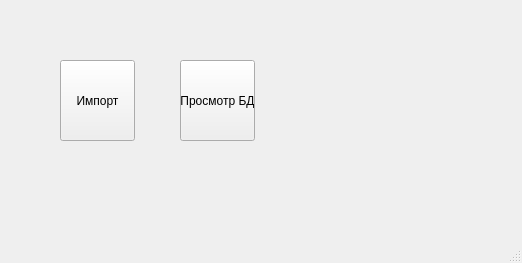
The window that mainWindow.ui (fayzut/invent_L79) describes before a commit, drawn with Qt 5.
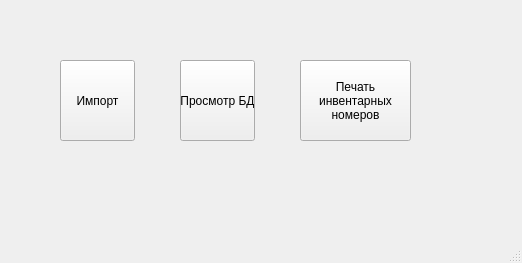
The same window after the commit.

Commit message: Форма печати: основа работает

Diff of the .ui file:
```diff
--- a/mainWindow.ui
+++ b/mainWindow.ui
@@ -40,6 +40,33 @@
      <string>Просмотр БД</string>
     </property>
    </widget>
+   <widget class="QPushButton" name="print_int_btn">
+    <property name="geometry">
+     <rect>
+      <x>300</x>
+      <y>60</y>
+      <width>111</width>
+      <height>81</height>
+     </rect>
+    </property>
+    <property name="font">
+     <font>
+      <strikeout>false</strikeout>
+      <kerning>true</kerning>
+     </font>
+    </property>
+    <property name="layoutDirection">
+     <enum>Qt::LeftToRight</enum>
+    </property>
+    <property name="text">
+     <string>Печать
+инвентарных
+номеров</string>
+    </property>
+    <property name="checkable">
+     <bool>false</bool>
+    </property>
+   </widget>
   </widget>
   <widget class="QStatusBar" name="statusbar"/>
  </widget>
```
The commit also changes 2 other files.
